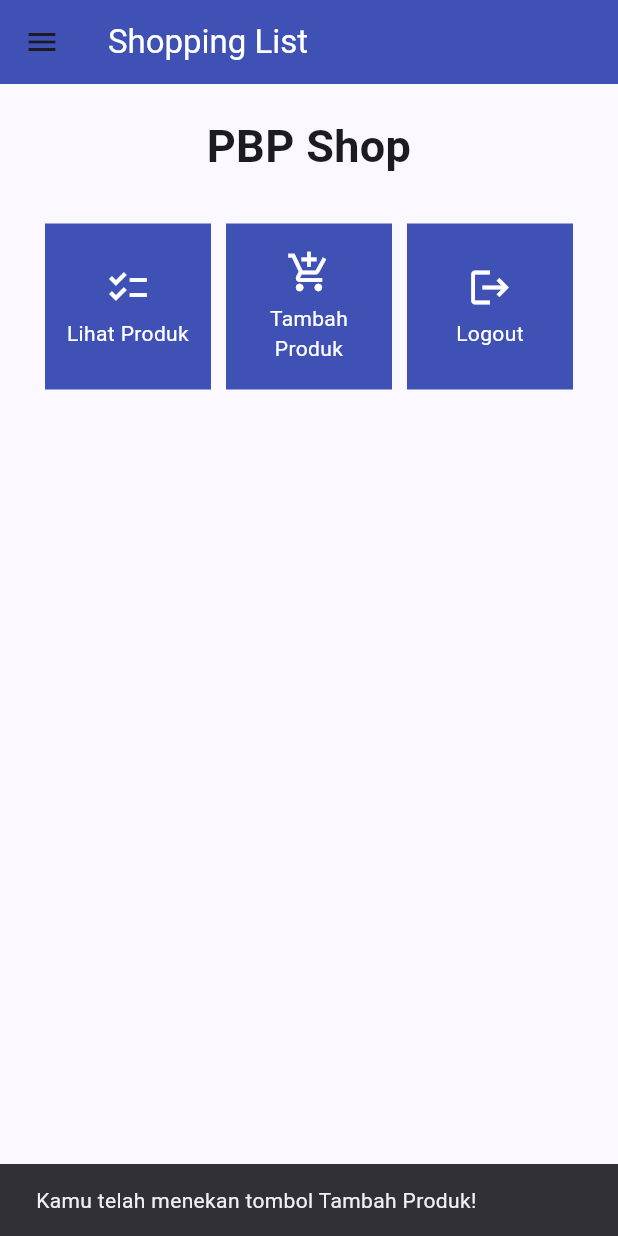
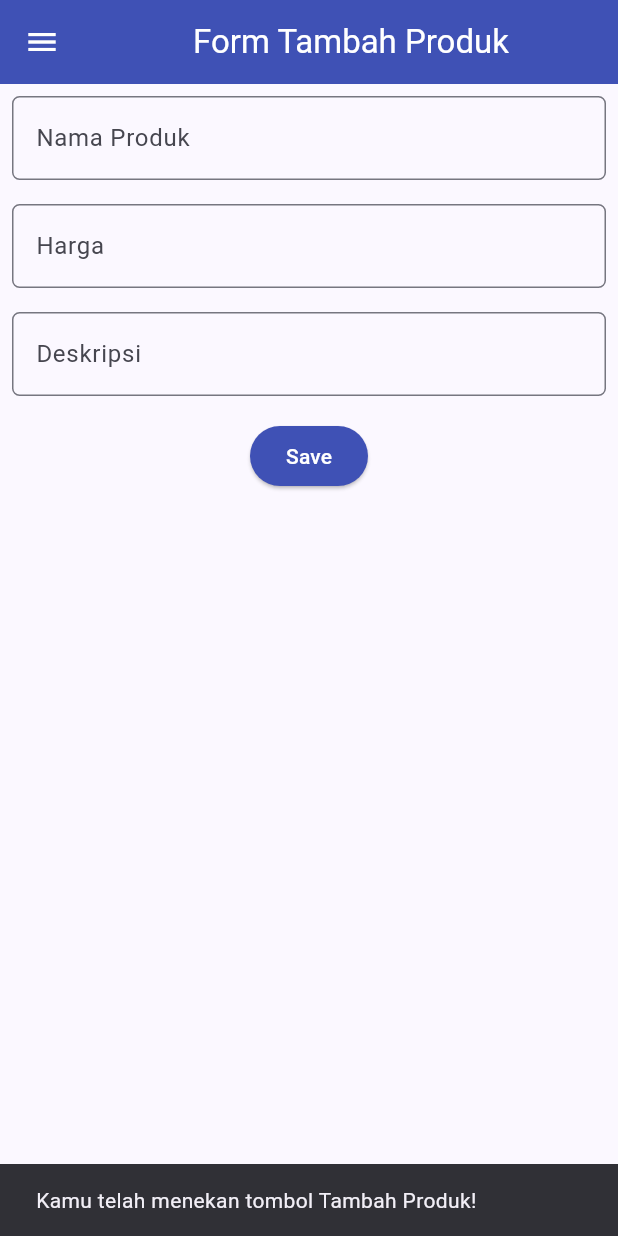
Before and after one commit to zuhdynadhif/shopping-list-mobile, a Flutter app: the LeftDrawer widget shown alone on an empty page, opened directly, after a tap on "Halaman Utama", after a tap on "Tambah Produk", on a phone screen of 412 x 824 dp. Run offline on Flutter 3.47's test engine with Material 2 defaults, Android fonts, the phone set to English and light mode, and no system bars.

```diff
--- a/lib/menu.dart
+++ b/lib/menu.dart
@@ -1,6 +1,8 @@
 import 'package:flutter/material.dart';
 // Impor drawer widget
 import 'package:shopping_list/widgets/left_drawer.dart';
+import 'package:shopping_list/shoplist_form.dart';
+import 'package:shopping_list/widgets/shop_card.dart';
 
 class MyHomePage extends StatelessWidget {
   MyHomePage({Key? key}) : super(key: key);
@@ -62,56 +64,3 @@ class MyHomePage extends StatelessWidget {
     );
   }
 }
-
-
-class ShopItem {
-  final String name;
-  final IconData icon;
-
-  ShopItem(this.name, this.icon);
-}
-
-class ShopCard extends StatelessWidget {
-  final ShopItem item;
-
-  const ShopCard(this.item, {super.key}); // Constructor
-
-  @override
-  Widget build(BuildContext context) {
-    return Material(
-      color: Colors.indigo,
-      child: InkWell(
-        // Area responsive terhadap sentuhan
-        onTap: () {
-          // Memunculkan SnackBar ketika diklik
-          ScaffoldMessenger.of(context)
-            ..hideCurrentSnackBar()
-            ..showSnackBar(SnackBar(
-                content: Text("Kamu telah menekan tombol ${item.name}!")));
-        },
-        child: Container(
-          // Container untuk menyimpan Icon dan Text
-          padding: const EdgeInsets.all(8),
-          child: Center(
-            child: Column(
-              mainAxisAlignment: MainAxisAlignment.center,
-              children: [
-                Icon(
-                  item.icon,
-                  color: Colors.white,
-                  size: 30.0,
-                ),
-                const Padding(padding: EdgeInsets.all(3)),
-                Text(
-                  item.name,
-                  textAlign: TextAlign.center,
-                  style: const TextStyle(color: Colors.white),
-                ),
-              ],
-            ),
-          ),
-        ),
-      ),
-    );
-  }
-}
--- /dev/null
+++ b/lib/shoplist_form.dart
@@ -0,0 +1,166 @@
+import 'package:flutter/material.dart';
+// TODO: Impor drawer yang sudah dibuat sebelumnya
+import 'package:shopping_list/widgets/left_drawer.dart';
+
+class ShopFormPage extends StatefulWidget {
+    const ShopFormPage({super.key});
+
+    @override
+    State<ShopFormPage> createState() => _ShopFormPageState();
+}
+
+class _ShopFormPageState extends State<ShopFormPage> {
+    final _formKey = GlobalKey<FormState>();
+    String _name = "";
+    int _price = 0;
+    String _description = "";
+    @override
+    Widget build(BuildContext context) {
+        return Scaffold(
+          appBar: AppBar(
+            title: const Center(
+              child: Text(
+                'Form Tambah Produk',
+              ),
+            ),
+            backgroundColor: Colors.indigo,
+            foregroundColor: Colors.white,
+          ),
+          // TODO: Tambahkan drawer yang sudah dibuat di sini
+          drawer: const LeftDrawer(),
+          body: Form(
+            key: _formKey,
+            child: SingleChildScrollView(
+              child: Column(
+                      crossAxisAlignment: CrossAxisAlignment.start,
+                      children: [
+                        Padding(
+                          padding: const EdgeInsets.all(8.0),
+                          child: TextFormField(
+                            decoration: InputDecoration(
+                              hintText: "Nama Produk",
+                              labelText: "Nama Produk",
+                              border: OutlineInputBorder(
+                                borderRadius: BorderRadius.circular(5.0),
+                              ),
+                            ),
+                            onChanged: (String? value) {
+                              setState(() {
+                                _name = value!;
+                              });
+                            },
+                            validator: (String? value) {
+                              if (value == null || value.isEmpty) {
+                                return "Nama tidak boleh kosong!";
+                              }
+                              return null;
+                            },
+                          ),
+                        ),
+                        Padding(
+                          padding: const EdgeInsets.all(8.0),
+                          child: TextFormField(
+                            decoration: InputDecoration(
+                              hintText: "Harga",
+                              labelText: "Harga",
+                              border: OutlineInputBorder(
+                                borderRadius: BorderRadius.circular(5.0),
+                              ),
+                            ),
+                            // TODO: Tambahkan variabel yang sesuai
+                            onChanged: (String? value) {
+                              setState(() {
+                                _price = int.parse(value!);
+                              });
+                            },
+                            validator: (String? value) {
+                              if (value == null || value.isEmpty) {
+                                return "Harga tidak boleh kosong!";
+                              }
+                              if (int.tryParse(value) == null) {
+                                return "Harga harus berupa angka!";
+                              }
+                              return null;
+                            },
+                          ),
+                        ),
+                        Padding(
+                          padding: const EdgeInsets.all(8.0),
+                          child: TextFormField(
+                            decoration: InputDecoration(
+                              hintText: "Deskripsi",
+                              labelText: "Deskripsi",
+                              border: OutlineInputBorder(
+                                borderRadius: BorderRadius.circular(5.0),
+                              ),
+                            ),
+                            onChanged: (String? value) {
+                              setState(() {
+                                // TODO: Tambahkan variabel yang sesuai
+                                _description = value!;
+                              });
+                            },
+                            validator: (String? value) {
+                              if (value == null || value.isEmpty) {
+                                return "Deskripsi tidak boleh kosong!";
+                              }
+                              return null;
+                            },
+                          ),
+                        ),
+                        Align(
+                          alignment: Alignment.bottomCenter,
+                          child: Padding(
+                            padding: const EdgeInsets.all(8.0),
+                            child: ElevatedButton(
+                              style: ButtonStyle(
+                                backgroundColor:
+                                    MaterialStateProperty.all(Colors.indigo),
+                              ),
+                              onPressed: () {
+                                if (_formKey.currentState!.validate()) {
+                                  showDialog(
+                                    context: context,
+                                    builder: (context) {
+                                      return AlertDialog(
+                                        title: const Text('Produk berhasil tersimpan'),
+                                        content: SingleChildScrollView(
+                                          child: Column(
+                                            crossAxisAlignment:
+                                                CrossAxisAlignment.start,
+                                            children: [
+                                              Text('Nama: $_name'),
+                                              // TODO: Munculkan value-value lainnya
+                                              Text('Harga: $_price'),
+                                              Text('Deskripsi: $_description'),
+                                            ],
+                                          ),
+                                        ),
+                                        actions: [
+                                          TextButton(
+                                            child: const Text('OK'),
+                                            onPressed: () {
+                                              Navigator.pop(context);
+                                            },
+                                          ),
+                                        ],
+                                      );
+                                    },
+                                  );
+                                }
+                                _formKey.currentState!.reset();
+                              },
+                              child: const Text(
+                                "Save",
+                                style: TextStyle(color: Colors.white),
+                              ),
+                            ),
+                          ),
+                        ),
+                      ]
+              )
+            ),
+          ),
+        );
+    }
+}
--- /dev/null
+++ b/lib/widgets/shop_card.dart
@@ -0,0 +1,62 @@
+import 'package:flutter/material.dart';
+import 'package:shopping_list/shoplist_form.dart';
+
+class ShopItem {
+  final String name;
+  final IconData icon;
+
+  ShopItem(this.name, this.icon);
+}
+
+class ShopCard extends StatelessWidget {
+  final ShopItem item;
+
+  const ShopCard(this.item, {super.key}); // Constructor
+
+  @override
+  Widget build(BuildContext context) {
+    return Material(
+      color: Colors.indigo,
+      child: InkWell(
+        // Area responsive terhadap sentuhan
+        onTap: () {
+          // Memunculkan SnackBar ketika diklik
+          ScaffoldMessenger.of(context)
+            ..hideCurrentSnackBar()
+            ..showSnackBar(SnackBar(
+                content: Text("Kamu telah menekan tombol ${item.name}!")));
+          // Navigate ke route yang sesuai (tergantung jenis tombol)
+          if (item.name == "Tambah Produk") {
+            // TODO: Gunakan Navigator.push untuk melakukan navigasi ke MaterialPageRoute yang mencakup ShopFormPage.
+            Navigator.push(
+              context,
+              MaterialPageRoute(builder: (context) => const ShopFormPage()),
+            );
+          }
+        },
+        child: Container(
+          // Container untuk menyimpan Icon dan Text
+          padding: const EdgeInsets.all(8),
+          child: Center(
+            child: Column(
+              mainAxisAlignment: MainAxisAlignment.center,
+              children: [
+                Icon(
+                  item.icon,
+                  color: Colors.white,
+                  size: 30.0,
+                ),
+                const Padding(padding: EdgeInsets.all(3)),
+                Text(
+                  item.name,
+                  textAlign: TextAlign.center,
+                  style: const TextStyle(color: Colors.white),
+                ),
+              ],
+            ),
+          ),
+        ),
+      ),
+    );
+  }
+}
```
Also changed, not shown: lib/widgets/left_drawer.dart (+7 -0 lines).
